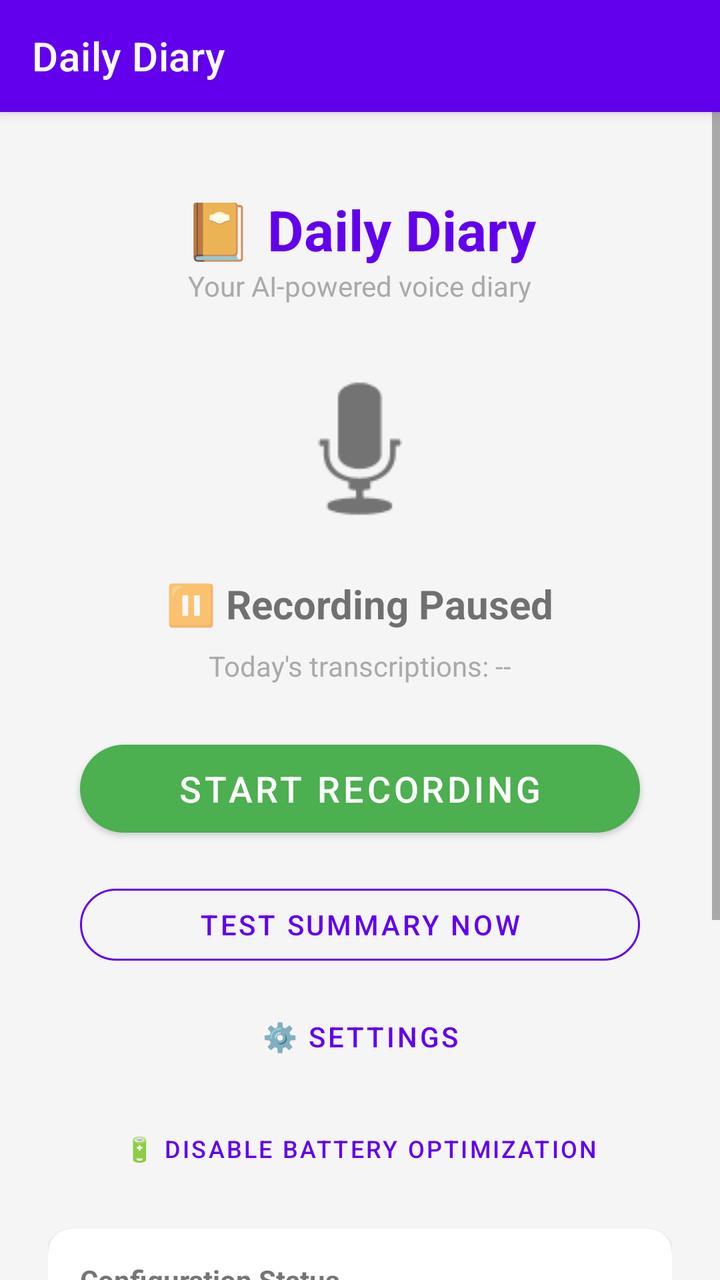
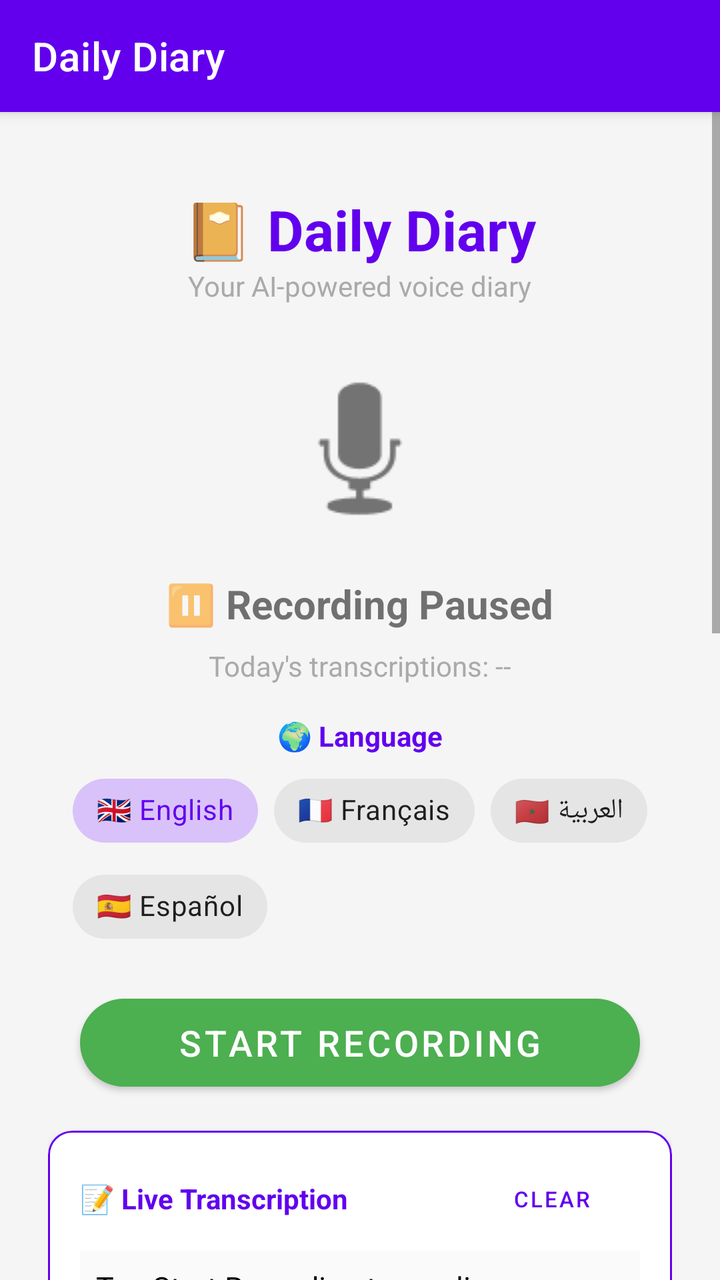

Screens rendered from an Android XML layout before and after an edit, with the pre-edit source and the edit as a unified diff.
<!-- AndroidManifest.xml: activity theme Theme.DailyDiary -->
<!-- res/layout/activity_main.xml -->
<?xml version="1.0" encoding="utf-8"?>
<androidx.coordinatorlayout.widget.CoordinatorLayout
    xmlns:android="http://schemas.android.com/apk/res/android"
    xmlns:app="http://schemas.android.com/apk/res-auto"
    android:layout_width="match_parent"
    android:layout_height="match_parent"
    android:background="@color/background">

    <com.google.android.material.appbar.AppBarLayout
        android:layout_width="match_parent"
        android:layout_height="wrap_content">

        <com.google.android.material.appbar.MaterialToolbar
            android:id="@+id/toolbar"
            android:layout_width="match_parent"
            android:layout_height="?attr/actionBarSize"
            android:background="@color/primary"
            app:title="Daily Diary"
            app:titleTextColor="@android:color/white" />

    </com.google.android.material.appbar.AppBarLayout>

    <ScrollView
        android:layout_width="match_parent"
        android:layout_height="match_parent"
        app:layout_behavior="@string/appbar_scrolling_view_behavior">

        <LinearLayout
            android:layout_width="match_parent"
            android:layout_height="wrap_content"
            android:orientation="vertical"
            android:padding="24dp"
            android:gravity="center_horizontal">

            
            <TextView
                android:layout_width="wrap_content"
                android:layout_height="wrap_content"
                android:text="📔 Daily Diary"
                android:textSize="28sp"
                android:textStyle="bold"
                android:textColor="@color/primary"
                android:layout_marginTop="16dp" />

            <TextView
                android:layout_width="wrap_content"
                android:layout_height="wrap_content"
                android:text="Your AI-powered voice diary"
                android:textSize="14sp"
                android:textColor="@android:color/darker_gray"
                android:layout_marginBottom="24dp" />

            
            <ImageView
                android:id="@+id/ivMicIcon"
                android:layout_width="96dp"
                android:layout_height="96dp"
                android:src="@android:drawable/ic_btn_speak_now"
                android:contentDescription="Microphone"
                android:layout_marginBottom="16dp" />

            
            <TextView
                android:id="@+id/tvStatus"
                android:layout_width="wrap_content"
                android:layout_height="wrap_content"
                android:text="⏸️ Recording Paused"
                android:textSize="20sp"
                android:textStyle="bold"
                android:layout_marginBottom="8dp" />

            
            <TextView
                android:id="@+id/tvTranscriptionCount"
                android:layout_width="wrap_content"
                android:layout_height="wrap_content"
                android:text="Today's transcriptions: --"
                android:textSize="14sp"
                android:textColor="@android:color/darker_gray"
                android:layout_marginBottom="24dp" />

            
            <com.google.android.material.button.MaterialButton
                android:id="@+id/btnToggleRecording"
                android:layout_width="280dp"
                android:layout_height="56dp"
                android:text="Start Recording"
                android:textSize="18sp"
                android:textColor="@android:color/white"
                app:cornerRadius="28dp"
                app:backgroundTint="@color/green"
                android:layout_marginBottom="16dp" />

            
            <com.google.android.material.button.MaterialButton
                android:id="@+id/btnTestSummary"
                android:layout_width="280dp"
                android:layout_height="48dp"
                android:text="Test Summary Now"
                android:textSize="14sp"
                style="@style/Widget.MaterialComponents.Button.OutlinedButton"
                app:strokeColor="@color/primary"
                app:cornerRadius="24dp"
                android:layout_marginBottom="8dp" />

            
            <com.google.android.material.button.MaterialButton
                android:id="@+id/btnSettings"
                android:layout_width="280dp"
                android:layout_height="48dp"
                android:text="⚙️ Settings"
                android:textSize="14sp"
                style="@style/Widget.MaterialComponents.Button.TextButton"
                android:layout_marginBottom="8dp" />

            
            <com.google.android.material.button.MaterialButton
                android:id="@+id/btnOptimizeBattery"
                android:layout_width="280dp"
                android:layout_height="48dp"
                android:text="🔋 Disable Battery Optimization"
                android:textSize="12sp"
                style="@style/Widget.MaterialComponents.Button.TextButton"
                android:layout_marginBottom="16dp" />

            
            <com.google.android.material.card.MaterialCardView
                android:layout_width="match_parent"
                android:layout_height="wrap_content"
                app:cardCornerRadius="12dp"
                app:cardElevation="2dp"
                android:layout_marginBottom="16dp">

                <LinearLayout
                    android:layout_width="match_parent"
                    android:layout_height="wrap_content"
                    android:orientation="vertical"
                    android:padding="16dp">

                    <TextView
                        android:layout_width="wrap_content"
                        android:layout_height="wrap_content"
                        android:text="Configuration Status"
                        android:textSize="14sp"
                        android:textStyle="bold"
                        android:layout_marginBottom="8dp" />

                    <TextView
                        android:id="@+id/tvConfigStatus"
                        android:layout_width="wrap_content"
                        android:layout_height="wrap_content"
                        android:text="⚠️ Please configure API key and email in Settings"
                        android:textSize="13sp" />

                </LinearLayout>

            </com.google.android.material.card.MaterialCardView>

            
            <com.google.android.material.card.MaterialCardView
                android:layout_width="match_parent"
                android:layout_height="wrap_content"
                app:cardCornerRadius="12dp"
                app:cardElevation="2dp">

                <LinearLayout
                    android:layout_width="match_parent"
                    android:layout_height="wrap_content"
                    android:orientation="vertical"
                    android:padding="16dp">

                    <TextView
                        android:layout_width="wrap_content"
                        android:layout_height="wrap_content"
                        android:text="How it works"
                        android:textSize="14sp"
                        android:textStyle="bold"
                        android:layout_marginBottom="8dp" />

                    <TextView
                        android:layout_width="wrap_content"
                        android:layout_height="wrap_content"
                        android:text="1. 🎙️ Records audio in the background\n2. 📝 Transcribes speech using AI (Whisper)\n3. 💾 Stores transcriptions locally\n4. 🤖 Generates diary summary with GPT\n5. 📧 Emails your daily diary every night"
                        android:textSize="13sp"
                        android:lineSpacingExtra="4dp" />

                </LinearLayout>

            </com.google.android.material.card.MaterialCardView>

        </LinearLayout>

    </ScrollView>

</androidx.coordinatorlayout.widget.CoordinatorLayout>
<!-- resources referenced by this layout -->
<resources>
  <color name="background">#FFF5F5F5</color>
  <color name="green">#FF4CAF50</color>
  <color name="primary">#FF6200EE</color>
  <style name="Theme.DailyDiary" parent="Theme.MaterialComponents.Light.NoActionBar">
          <item name="colorPrimary">@color/primary</item>
          <item name="colorPrimaryDark">@color/primary_dark</item>
          <item name="colorAccent">@color/accent</item>
          <item name="android:statusBarColor">@color/primary_dark</item>
      </style>
  <color name="primary_dark">#FF3700B3</color>
  <color name="accent">#FF03DAC5</color>
</resources>

<!-- the commit's change to res/layout/activity_main.xml (unified diff, before → after) -->
@@ -77,7 +77,56 @@
                 android:text="Today's transcriptions: --"
                 android:textSize="14sp"
                 android:textColor="@android:color/darker_gray"
-                android:layout_marginBottom="24dp" />
+                android:layout_marginBottom="16dp" />
+
+            
+            <TextView
+                android:layout_width="wrap_content"
+                android:layout_height="wrap_content"
+                android:text="🌍 Language"
+                android:textSize="14sp"
+                android:textStyle="bold"
+                android:textColor="@color/primary"
+                android:layout_marginBottom="4dp" />
+
+            <com.google.android.material.chip.ChipGroup
+                android:id="@+id/chipGroupLanguage"
+                android:layout_width="wrap_content"
+                android:layout_height="wrap_content"
+                app:singleSelection="true"
+                app:selectionRequired="true"
+                android:layout_marginBottom="16dp">
+
+                <com.google.android.material.chip.Chip
+                    android:id="@+id/chipEnglish"
+                    android:layout_width="wrap_content"
+                    android:layout_height="wrap_content"
+                    android:text="🇬🇧 English"
+                    style="@style/Widget.MaterialComponents.Chip.Choice"
+                    android:checked="true" />
+
+                <com.google.android.material.chip.Chip
+                    android:id="@+id/chipFrench"
+                    android:layout_width="wrap_content"
+                    android:layout_height="wrap_content"
+                    android:text="🇫🇷 Français"
+                    style="@style/Widget.MaterialComponents.Chip.Choice" />
+
+                <com.google.android.material.chip.Chip
+                    android:id="@+id/chipMoroccan"
+                    android:layout_width="wrap_content"
+                    android:layout_height="wrap_content"
+                    android:text="🇲🇦 العربية"
+                    style="@style/Widget.MaterialComponents.Chip.Choice" />
+
+                <com.google.android.material.chip.Chip
+                    android:id="@+id/chipSpanish"
+                    android:layout_width="wrap_content"
+                    android:layout_height="wrap_content"
+                    android:text="🇪🇸 Español"
+                    style="@style/Widget.MaterialComponents.Chip.Choice" />
+
+            </com.google.android.material.chip.ChipGroup>
 
             
             <com.google.android.material.button.MaterialButton
@@ -92,6 +141,82 @@
                 android:layout_marginBottom="16dp" />
 
             
+            <com.google.android.material.card.MaterialCardView
+                android:id="@+id/cardLiveTranscription"
+                android:layout_width="match_parent"
+                android:layout_height="wrap_content"
+                app:cardCornerRadius="12dp"
+                app:cardElevation="4dp"
+                app:strokeColor="@color/primary"
+                app:strokeWidth="1dp"
+                android:layout_marginBottom="16dp">
+
+                <LinearLayout
+                    android:layout_width="match_parent"
+                    android:layout_height="wrap_content"
+                    android:orientation="vertical"
+                    android:padding="16dp">
+
+                    <LinearLayout
+                        android:layout_width="match_parent"
+                        android:layout_height="wrap_content"
+                        android:orientation="horizontal"
+                        android:gravity="center_vertical"
+                        android:layout_marginBottom="8dp">
+
+                        <TextView
+                            android:id="@+id/tvLiveIndicator"
+                            android:layout_width="0dp"
+                            android:layout_height="wrap_content"
+                            android:layout_weight="1"
+                            android:text="📝 Live Transcription"
+                            android:textSize="14sp"
+                            android:textStyle="bold"
+                            android:textColor="@color/primary" />
+
+                        <com.google.android.material.button.MaterialButton
+                            android:id="@+id/btnClearTranscription"
+                            android:layout_width="wrap_content"
+                            android:layout_height="36dp"
+                            android:text="Clear"
+                            android:textSize="11sp"
+                            style="@style/Widget.MaterialComponents.Button.TextButton" />
+
+                    </LinearLayout>
+
+                    <ScrollView
+                        android:id="@+id/scrollTranscription"
+                        android:layout_width="match_parent"
+                        android:layout_height="200dp"
+                        android:background="#FFFAFAFA"
+                        android:padding="8dp">
+
+                        <TextView
+                            android:id="@+id/tvLiveTranscription"
+                            android:layout_width="match_parent"
+                            android:layout_height="wrap_content"
+                            android:text="Tap Start Recording to see live transcription…"
+                            android:textSize="15sp"
+                            android:lineSpacingExtra="4dp"
+                            android:textColor="@android:color/black" />
+
+                    </ScrollView>
+
+                    <TextView
+                        android:id="@+id/tvPartialResult"
+                        android:layout_width="match_parent"
+                        android:layout_height="wrap_content"
+                        android:text=""
+                        android:textSize="14sp"
+                        android:textStyle="italic"
+                        android:textColor="@android:color/darker_gray"
+                        android:layout_marginTop="6dp" />
+
+                </LinearLayout>
+
+            </com.google.android.material.card.MaterialCardView>
+
+            
             <com.google.android.material.button.MaterialButton
                 android:id="@+id/btnTestSummary"
                 android:layout_width="280dp"
@@ -180,7 +305,7 @@
                     <TextView
                         android:layout_width="wrap_content"
                         android:layout_height="wrap_content"
-                        android:text="1. 🎙️ Records audio in the background\n2. 📝 Transcribes speech using AI (Whisper)\n3. 💾 Stores transcriptions locally\n4. 🤖 Generates diary summary with GPT\n5. 📧 Emails your daily diary every night"
+                        android:text="1. 🎙️ Transcribes speech in real time\n2. 🌍 Supports English, French, Moroccan &amp; Spanish\n3. 💾 Stores transcriptions locally\n4. 🤖 Generates diary summary with GPT\n5. 📧 Emails your daily diary every night"
                         android:textSize="13sp"
                         android:lineSpacingExtra="4dp" />
 
